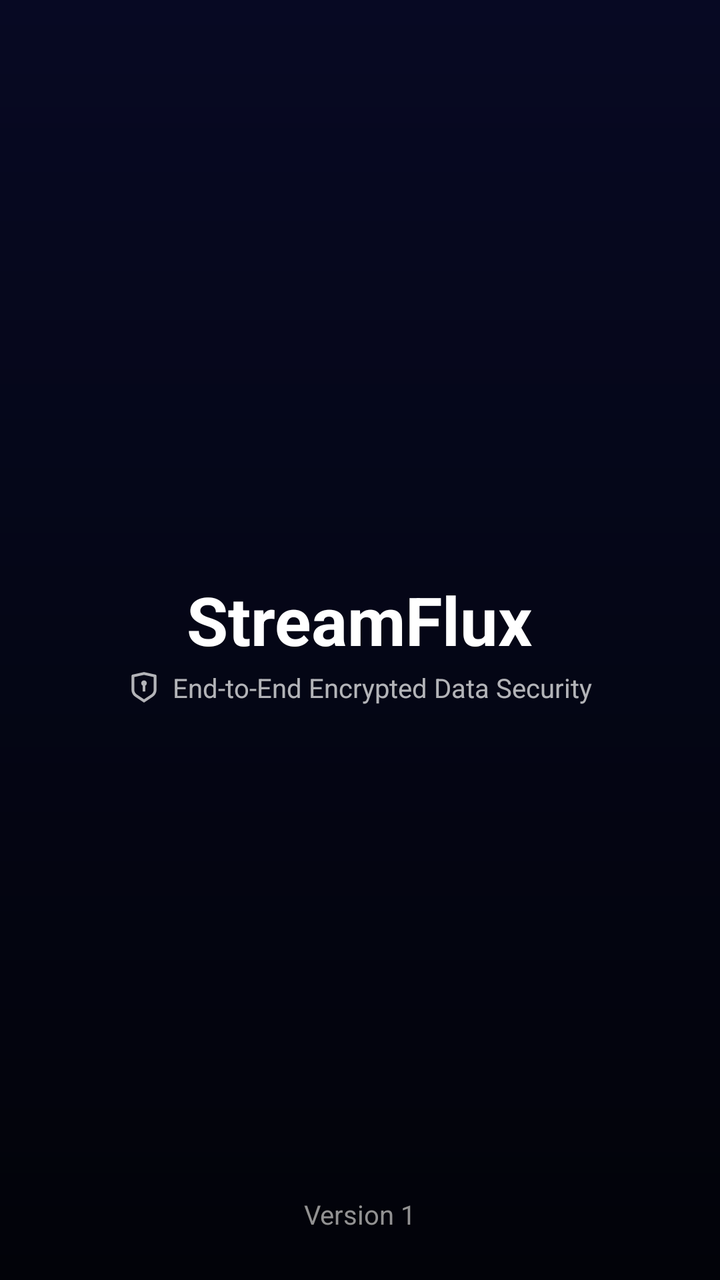
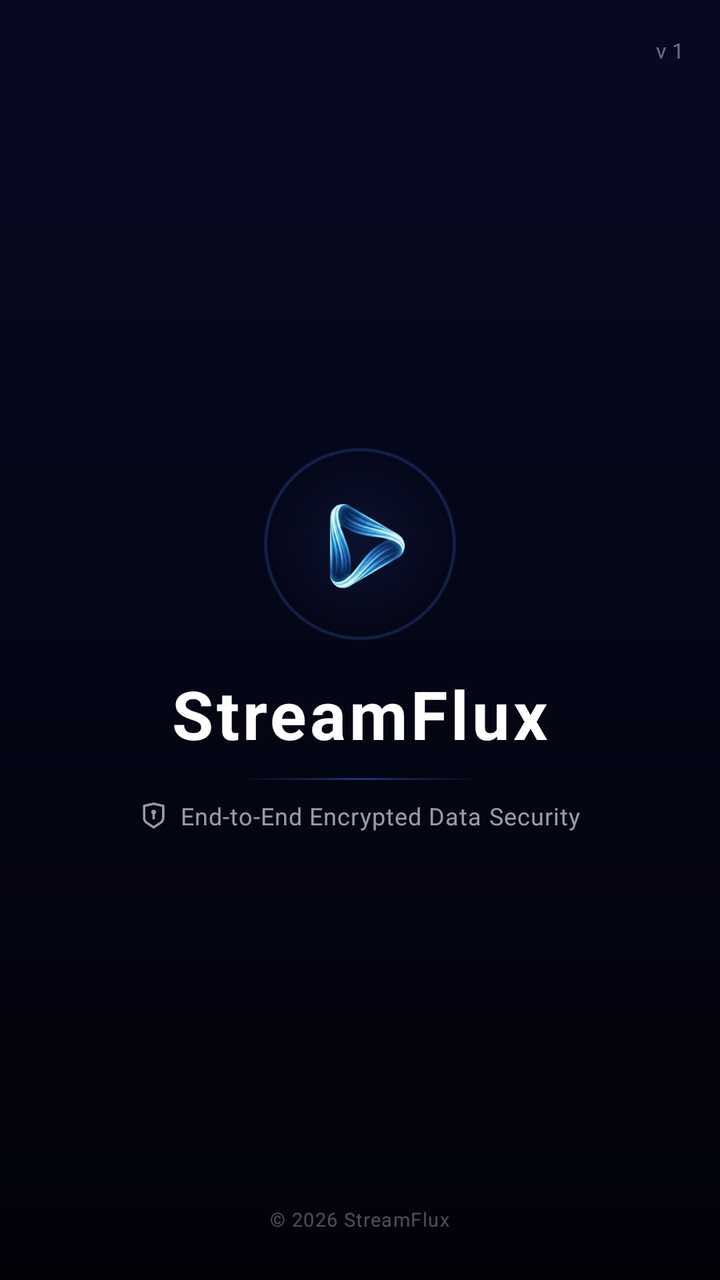

Compare the two renders of this Android layout. The source of the first and the diff that turns it into the second are given below.
<!-- AndroidManifest.xml: application theme Material.ThemeEngine.DayNight -->
<!-- res/layout/activity_launcher.xml -->
<?xml version="1.0" encoding="utf-8"?>
<RelativeLayout xmlns:android="http://schemas.android.com/apk/res/android"
    xmlns:app="http://schemas.android.com/apk/res-auto"
    xmlns:tools="http://schemas.android.com/tools"
    android:layout_width="match_parent"
    android:layout_height="match_parent"
    tools:context=".activity.LauncherActivity"
    android:background="@drawable/bg_dark"
    android:id="@+id/theme_bg">

    <LinearLayout
        android:id="@+id/ll_title"
        android:layout_centerInParent="true"
        android:gravity="center"
        android:orientation="vertical"
        android:layout_width="wrap_content"
        android:layout_height="wrap_content">

        <TextView
            android:layout_width="wrap_content"
            android:layout_height="wrap_content"
            android:text="@string/app_name"
            android:textAlignment="center"
            android:textColor="@color/white"
            android:textSize="@dimen/_28ssp"
            android:textStyle="bold"
            android:layout_marginBottom="@dimen/_2sdp"/>

        <LinearLayout
            android:layout_width="wrap_content"
            android:layout_height="wrap_content"
            android:alpha="0.7"
            android:orientation="horizontal"
            android:gravity="center"
            tools:ignore="UseCompoundDrawables">

            <ImageView
                android:src="@drawable/ic_keyhole"
                android:layout_width="@dimen/_14sdp"
                android:layout_height="@dimen/_14sdp"
                app:tint="?nsWhite"
                android:contentDescription="@string/todo" />

            <TextView
                android:textSize="@dimen/_11ssp"
                android:layout_marginStart="@dimen/_5sdp"
                android:layout_width="wrap_content"
                android:layout_height="wrap_content"
                android:text="@string/encrypted_data_security"
                android:textColor="?nsWhite"/>
        </LinearLayout>

    </LinearLayout>

    <RelativeLayout
        android:layout_above="@+id/tv_version"
        android:layout_below="@id/ll_title"
        android:layout_centerHorizontal="true"
        android:layout_width="match_parent"
        android:layout_height="wrap_content">

        <ProgressBar
            android:id="@+id/pb_splash"
            android:layout_width="@dimen/_33sdp"
            android:layout_height="@dimen/_33sdp"
            android:layout_alignParentTop="true"
            android:layout_centerHorizontal="true"
            android:indeterminate="true"
            android:layout_marginTop="@dimen/_15sdp"/>

    </RelativeLayout>

    <TextView
        android:id="@+id/tv_version"
        android:layout_width="wrap_content"
        android:layout_height="wrap_content"
        android:layout_alignParentBottom="true"
        android:layout_centerHorizontal="true"
        android:layout_marginBottom="@dimen/_20sdp"
        android:text="Version 1"
        android:textColor="?nsTitleSub"
        android:textSize="@dimen/_11ssp"
        tools:ignore="HardcodedText" />

</RelativeLayout>
<!-- resources referenced by this layout -->
<resources>
  <color name="white">#FFFFFF</color>
  <dimen name="_11ssp">11.00sp</dimen>
  <dimen name="_14sdp">14.00dp</dimen>
  <dimen name="_15sdp">15.00dp</dimen>
  <dimen name="_20sdp">20.00dp</dimen>
  <dimen name="_28ssp">28.00sp</dimen>
  <dimen name="_2sdp">2.00dp</dimen>
  <dimen name="_33sdp">33.00dp</dimen>
  <dimen name="_5sdp">5.00dp</dimen>
  <!-- drawable bg_dark (drawable) -->
  <?xml version="1.0" encoding="utf-8"?>
  <shape xmlns:android="http://schemas.android.com/apk/res/android">
  
      <gradient
          android:angle="90"
          android:startColor="#020309"
          android:endColor="#070923"
          android:type="linear"/>
  
  </shape>
  <string name="app_name">StreamFlux</string>
  <string name="encrypted_data_security">End-to-End Encrypted Data Security</string>
  <string name="todo">TODO</string>
  <dimen name="_24sdp">24.00dp</dimen>
  <color name="ns_classic_primary">#E62E2F</color>
  <color name="ns_classic_bg">#000000</color>
  <color name="ns_black">#FF000000</color>
  <color name="ns_white">#FFFFFFFF</color>
  <color name="ns_classic_primary_sub">#26E62E2F</color>
  <color name="ns_classic_bg_sub">#121212</color>
  <color name="ns_classic_body_dark">#FFFFFF</color>
  <color name="ns_classic_title">#DBDBDB</color>
  <color name="ns_classic_title_sub">#E9A0A0A0</color>
  <color name="ns_classic_border">#CC0E0E0E</color>
  <style name="ThemeEngineWindow">
          <item name="android:windowExitAnimation">@android:anim/fade_out</item>
      </style>
  <style name="CircularProgressBar" parent="CPB">
          <item name="pb_color">@color/pb_default_color</item>
          <item name="pb_stroke_width">@dimen/pb_default_stroke_width</item>
          <item name="pb_min_sweep_angle">@integer/pb_default_min_sweep_angle</item>
          <item name="pb_max_sweep_angle">@integer/pb_default_max_sweep_angle</item>
          <item name="pb_sweep_speed">@string/pb_default_sweep_speed</item>
          <item name="pb_rotation_speed">@string/pb_default_rotation_speed</item>
      </style>
  <style name="PopupMenu.Light" parent="Widget.MaterialComponents.PopupMenu">
          <item name="android:popupBackground">@color/ns_classic_bg_sub</item>
          <item name="android:textColor">@color/ns_classic_title</item>
      </style>
  <color name="black">#000000</color>
  <style name="CPB" parent="android:Widget.Holo.ProgressBar">
      </style>
  <color name="pb_default_color">#33b5e5</color>
  <dimen name="pb_default_stroke_width">4dp</dimen>
  <item format="float" name="pb_default_sweep_speed" type="string">1</item>
  <item format="float" name="pb_default_rotation_speed" type="string">1</item>
  <!-- unchanged entries left out for length: 3 -->
</resources>

<!-- the commit's change to res/layout/activity_launcher.xml (unified diff, before → after) -->
@@ -8,6 +8,22 @@
     android:background="@drawable/bg_dark"
     android:id="@+id/theme_bg">
 
+    
+    <TextView
+        android:id="@+id/tv_version"
+        android:layout_width="wrap_content"
+        android:layout_height="wrap_content"
+        android:layout_alignParentTop="true"
+        android:layout_alignParentEnd="true"
+        android:layout_marginTop="@dimen/_15sdp"
+        android:layout_marginEnd="@dimen/_15sdp"
+        android:text="v 1"
+        android:alpha="0.4"
+        android:textColor="?nsWhite"
+        android:textSize="@dimen/_9ssp"
+        tools:ignore="HardcodedText" />
+
+    
     <LinearLayout
         android:id="@+id/ll_title"
         android:layout_centerInParent="true"
@@ -16,6 +32,29 @@
         android:layout_width="wrap_content"
         android:layout_height="wrap_content">
 
+        
+        <FrameLayout
+            android:layout_width="@dimen/_80sdp"
+            android:layout_height="@dimen/_80sdp"
+            android:layout_gravity="center"
+            android:layout_marginBottom="@dimen/_12sdp">
+
+            
+            <View
+                android:layout_width="match_parent"
+                android:layout_height="match_parent"
+                android:background="@drawable/bg_splash_logo_ring" />
+
+            
+            <ImageView
+                android:layout_width="@dimen/_48sdp"
+                android:layout_height="@dimen/_48sdp"
+                android:layout_gravity="center"
+                android:src="@drawable/logo"
+                android:contentDescription="@string/app_name" />
+        </FrameLayout>
+
+        
         <TextView
             android:layout_width="wrap_content"
             android:layout_height="wrap_content"
@@ -24,62 +63,73 @@
             android:textColor="@color/white"
             android:textSize="@dimen/_28ssp"
             android:textStyle="bold"
-            android:layout_marginBottom="@dimen/_2sdp"/>
+            android:letterSpacing="0.05"
+            android:layout_marginBottom="@dimen/_8sdp"/>
 
+        
+        <View
+            android:layout_width="@dimen/_100sdp"
+            android:layout_height="1dp"
+            android:layout_gravity="center"
+            android:background="@drawable/bg_splash_accent_line"
+            android:layout_marginBottom="@dimen/_8sdp" />
+
+        
         <LinearLayout
             android:layout_width="wrap_content"
             android:layout_height="wrap_content"
-            android:alpha="0.7"
+            android:alpha="0.6"
             android:orientation="horizontal"
             android:gravity="center"
             tools:ignore="UseCompoundDrawables">
 
             <ImageView
                 android:src="@drawable/ic_keyhole"
-                android:layout_width="@dimen/_14sdp"
-                android:layout_height="@dimen/_14sdp"
+                android:layout_width="@dimen/_12sdp"
+                android:layout_height="@dimen/_12sdp"
                 app:tint="?nsWhite"
                 android:contentDescription="@string/todo" />
 
             <TextView
-                android:textSize="@dimen/_11ssp"
+                android:textSize="@dimen/_10ssp"
                 android:layout_marginStart="@dimen/_5sdp"
                 android:layout_width="wrap_content"
                 android:layout_height="wrap_content"
                 android:text="@string/encrypted_data_security"
+                android:letterSpacing="0.03"
                 android:textColor="?nsWhite"/>
         </LinearLayout>
 
     </LinearLayout>
 
-    <RelativeLayout
-        android:layout_above="@+id/tv_version"
-        android:layout_below="@id/ll_title"
+    
+    <LinearLayout
+        android:layout_alignParentBottom="true"
         android:layout_centerHorizontal="true"
-        android:layout_width="match_parent"
+        android:orientation="vertical"
+        android:gravity="center"
+        android:layout_marginBottom="@dimen/_20sdp"
+        android:layout_width="wrap_content"
         android:layout_height="wrap_content">
 
         <ProgressBar
             android:id="@+id/pb_splash"
-            android:layout_width="@dimen/_33sdp"
-            android:layout_height="@dimen/_33sdp"
-            android:layout_alignParentTop="true"
-            android:layout_centerHorizontal="true"
+            android:layout_width="@dimen/_22sdp"
+            android:layout_height="@dimen/_22sdp"
+            android:layout_gravity="center"
             android:indeterminate="true"
-            android:layout_marginTop="@dimen/_15sdp"/>
+            android:layout_marginBottom="@dimen/_10sdp"/>
 
-    </RelativeLayout>
+        <TextView
+            android:layout_width="wrap_content"
+            android:layout_height="wrap_content"
+            android:text="© 2026 StreamFlux"
+            android:alpha="0.3"
+            android:textColor="?nsWhite"
+            android:textSize="@dimen/_8ssp"
+            android:letterSpacing="0.05"
+            tools:ignore="HardcodedText" />
 
-    <TextView
-        android:id="@+id/tv_version"
-        android:layout_width="wrap_content"
-        android:layout_height="wrap_content"
-        android:layout_alignParentBottom="true"
-        android:layout_centerHorizontal="true"
-        android:layout_marginBottom="@dimen/_20sdp"
-        android:text="Version 1"
-        android:textColor="?nsTitleSub"
-        android:textSize="@dimen/_11ssp"
-        tools:ignore="HardcodedText" />
+    </LinearLayout>
 
 </RelativeLayout>
<!-- resource entries referenced after the edit -->
@@ -1,14 +1,20 @@
 <!-- resources referenced by this layout -->
 <resources>
   <color name="white">#FFFFFF</color>
-  <dimen name="_11ssp">11.00sp</dimen>
-  <dimen name="_14sdp">14.00dp</dimen>
+  <dimen name="_100sdp">100.00dp</dimen>
+  <dimen name="_10sdp">10.00dp</dimen>
+  <dimen name="_10ssp">10.00sp</dimen>
+  <dimen name="_12sdp">12.00dp</dimen>
   <dimen name="_15sdp">15.00dp</dimen>
   <dimen name="_20sdp">20.00dp</dimen>
+  <dimen name="_22sdp">22.00dp</dimen>
   <dimen name="_28ssp">28.00sp</dimen>
-  <dimen name="_2sdp">2.00dp</dimen>
-  <dimen name="_33sdp">33.00dp</dimen>
+  <dimen name="_48sdp">48.00dp</dimen>
   <dimen name="_5sdp">5.00dp</dimen>
+  <dimen name="_80sdp">80.00dp</dimen>
+  <dimen name="_8sdp">8.00dp</dimen>
+  <dimen name="_8ssp">8.00sp</dimen>
+  <dimen name="_9ssp">9.00sp</dimen>
   <!-- drawable bg_dark (drawable) -->
   <?xml version="1.0" encoding="utf-8"?>
   <shape xmlns:android="http://schemas.android.com/apk/res/android">
@@ -20,6 +26,44 @@
           android:type="linear"/>
   
   </shape>
+  <!-- drawable bg_splash_accent_line (drawable) -->
+  <?xml version="1.0" encoding="utf-8"?>
+  <shape xmlns:android="http://schemas.android.com/apk/res/android"
+      android:shape="rectangle">
+  
+      <gradient
+          android:type="linear"
+          android:angle="0"
+          android:startColor="#00000000"
+          android:centerColor="#664A7FFF"
+          android:endColor="#00000000" />
+  
+      <size
+          android:width="200dp"
+          android:height="1dp" />
+  </shape>
+  <!-- drawable bg_splash_logo_ring (drawable) -->
+  <?xml version="1.0" encoding="utf-8"?>
+  <shape xmlns:android="http://schemas.android.com/apk/res/android"
+      android:shape="oval">
+  
+      <stroke
+          android:width="1.5dp"
+          android:color="#334A7FFF" />
+  
+      <gradient
+          android:type="radial"
+          android:gradientRadius="50%p"
+          android:startColor="#184A7FFF"
+          android:endColor="#00000000" />
+  
+      <padding
+          android:left="8dp"
+          android:top="8dp"
+          android:right="8dp"
+          android:bottom="8dp" />
+  </shape>
+  <!-- drawable logo: png bitmap (drawable, 57258 bytes) -->
   <string name="app_name">StreamFlux</string>
   <string name="encrypted_data_security">End-to-End Encrypted Data Security</string>
   <string name="todo">TODO</string>
